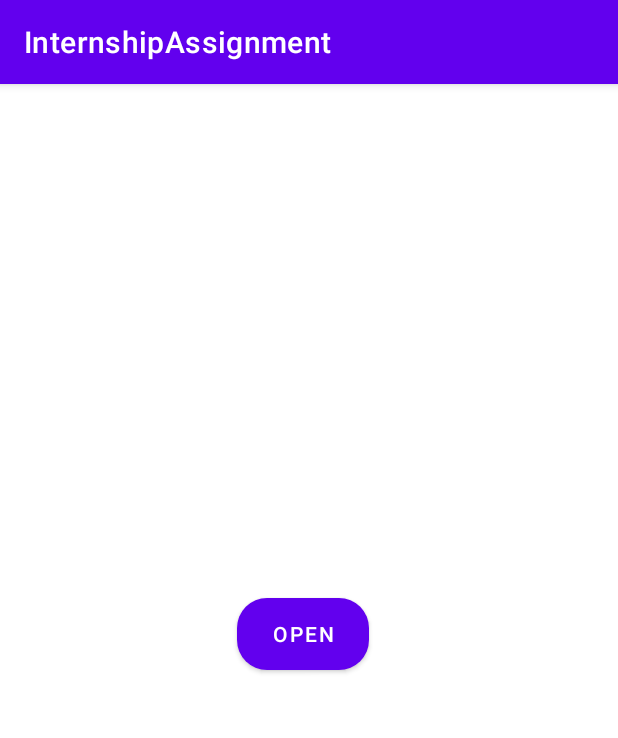
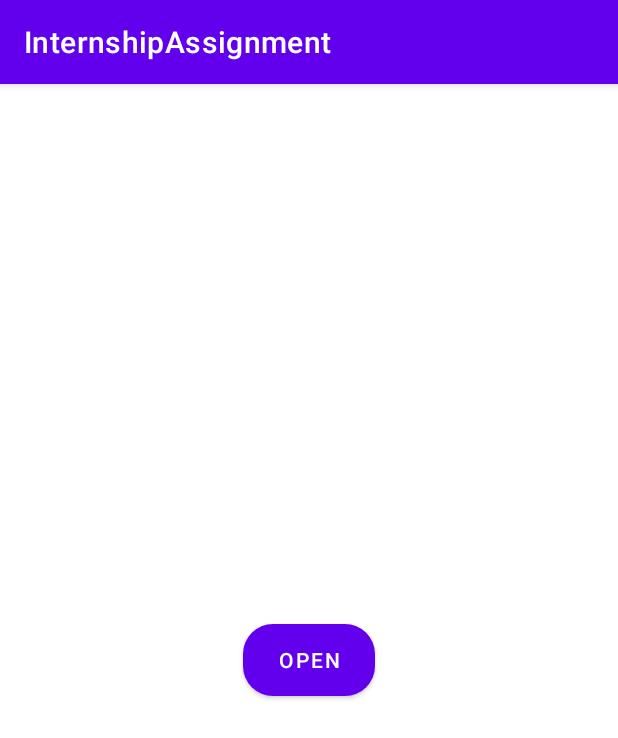
Before and after one commit to ashishsah0901/InternshipAssignment, an Android app: the screen it shows after launch (MainActivity), on a phone screen of 412 x 824 dp. Shown: the top 738 px of the screen. Run offline under Robolectric (Android 15) with nearby library versions, the phone set to English and light mode, and no system bars.

Commit message:
Bug Fixes

```diff
--- a/app/src/main/res/layout/activity_main.xml
+++ b/app/src/main/res/layout/activity_main.xml
@@ -2,7 +2,7 @@
 <androidx.constraintlayout.widget.ConstraintLayout xmlns:android="http://schemas.android.com/apk/res/android"
     xmlns:app="http://schemas.android.com/apk/res-auto"
     xmlns:tools="http://schemas.android.com/tools"
-    android:layout_width="wrap_content"
+    android:layout_width="match_parent"
     android:layout_height="match_parent"
     tools:context=".MainActivity">
 
@@ -10,10 +10,6 @@
         android:id="@+id/Openbtn"
         android:layout_width="wrap_content"
         android:layout_height="wrap_content"
-        android:layout_marginStart="158dp"
-        android:layout_marginTop="324dp"
-        android:layout_marginEnd="159dp"
-        android:layout_marginBottom="359dp"
         android:text="Open"
         android:textColor="@color/white"
         android:background="@drawable/btn_radius2"
```
